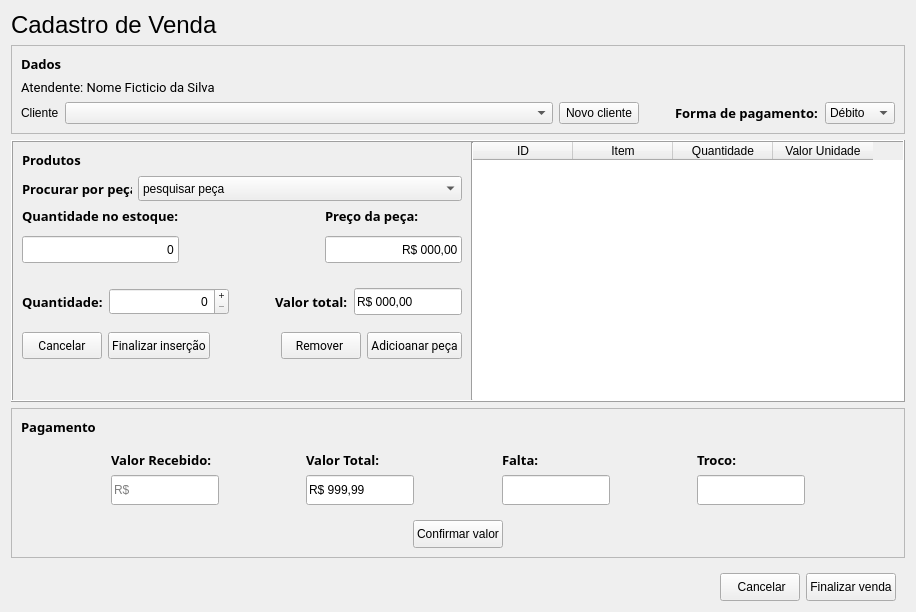
Old version of the form view/sale.ui in the repository PedroGregori/Projeto_Integrador--SENAC_BA-2022.
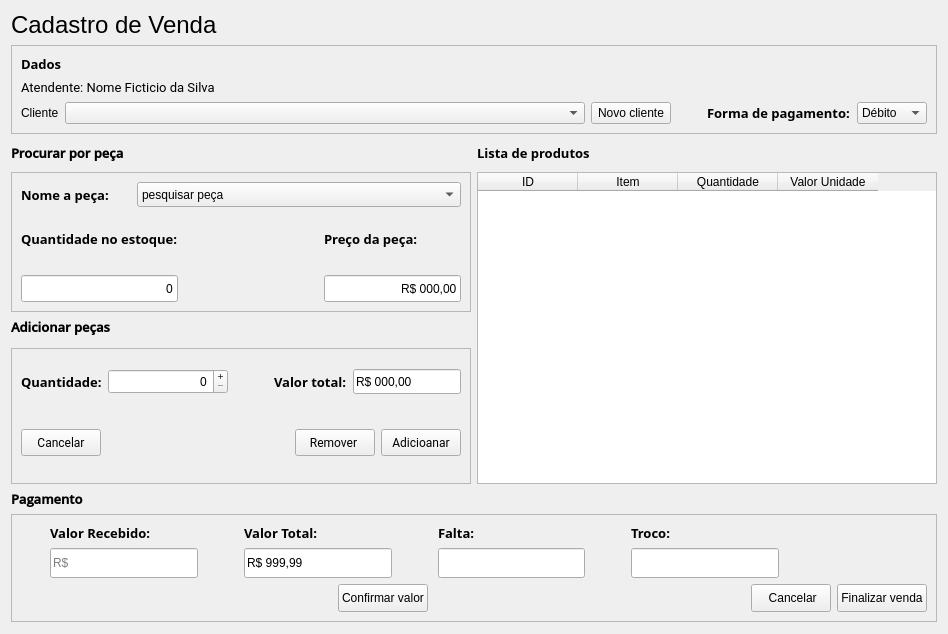
New version of the form.

Patch:
```diff
--- a/view/sale.ui
+++ b/view/sale.ui
@@ -6,14 +6,17 @@
    <rect>
     <x>0</x>
     <y>0</y>
-    <width>916</width>
-    <height>612</height>
+    <width>948</width>
+    <height>634</height>
    </rect>
   </property>
   <property name="windowTitle">
    <string>Form</string>
   </property>
-  <layout class="QVBoxLayout" name="verticalLayout_4">
+  <layout class="QVBoxLayout" name="verticalLayout_15">
+   <property name="bottomMargin">
+    <number>6</number>
+   </property>
    <item>
     <widget class="QLabel" name="title">
      <property name="font">
@@ -180,15 +183,12 @@
    <item>
     <widget class="QFrame" name="frame_products">
      <property name="frameShape">
-      <enum>QFrame::Box</enum>
+      <enum>QFrame::NoFrame</enum>
      </property>
      <property name="frameShadow">
       <enum>QFrame::Raised</enum>
      </property>
-     <layout class="QHBoxLayout" name="horizontalLayout_9">
-      <property name="spacing">
-       <number>0</number>
-      </property>
+     <layout class="QHBoxLayout" name="horizontalLayout_3">
       <property name="leftMargin">
        <number>0</number>
       </property>
@@ -209,83 +209,56 @@
           <height>16777215</height>
          </size>
         </property>
-        <layout class="QVBoxLayout" name="verticalLayout_10">
+        <layout class="QVBoxLayout" name="verticalLayout_11">
+         <property name="spacing">
+          <number>0</number>
+         </property>
+         <property name="leftMargin">
+          <number>0</number>
+         </property>
+         <property name="topMargin">
+          <number>0</number>
+         </property>
+         <property name="rightMargin">
+          <number>0</number>
+         </property>
+         <property name="bottomMargin">
+          <number>0</number>
+         </property>
          <item>
-          <widget class="QLabel" name="products_Label">
-           <property name="minimumSize">
-            <size>
-             <width>0</width>
-             <height>0</height>
-            </size>
+          <layout class="QVBoxLayout" name="searchItem">
+           <property name="spacing">
+            <number>6</number>
            </property>
-           <property name="baseSize">
+           <item>
+            <widget class="QLabel" name="label_2">
+             <property name="maximumSize">
             <size>
-             <width>0</width>
-             <height>0</height>
+               <width>16777215</width>
+               <height>26</height>
             </size>
            </property>
            <property name="font">
             <font>
-             <family>Segoe UI Semilight</family>
+               <family>Open Sans SemiBold</family>
              <pointsize>10</pointsize>
              <weight>75</weight>
              <bold>true</bold>
             </font>
            </property>
-           <property name="lineWidth">
-            <number>0</number>
-           </property>
            <property name="text">
-            <string>Produtos</string>
-           </property>
-           <property name="scaledContents">
-            <bool>false</bool>
-           </property>
-           <property name="alignment">
-            <set>Qt::AlignLeading|Qt::AlignLeft|Qt::AlignTop</set>
-           </property>
-           <property name="indent">
-            <number>-1</number>
+              <string>Procurar por peça</string>
            </property>
           </widget>
          </item>
          <item>
-          <spacer name="verticalSpacer">
-           <property name="orientation">
-            <enum>Qt::Vertical</enum>
-           </property>
-           <property name="sizeType">
-            <enum>QSizePolicy::Expanding</enum>
-           </property>
-           <property name="sizeHint" stdset="0">
-            <size>
-             <width>20</width>
-             <height>18</height>
-            </size>
-           </property>
-          </spacer>
-         </item>
-         <item>
-          <widget class="QFrame" name="frame_findProduct">
+            <widget class="QFrame" name="frame">
            <property name="frameShape">
-            <enum>QFrame::NoFrame</enum>
-           </property>
-           <property name="frameShadow">
-            <enum>QFrame::Raised</enum>
-           </property>
+              <enum>QFrame::StyledPanel</enum>
+             </property>
+             <layout class="QVBoxLayout" name="verticalLayout_6">
+              <item>
            <layout class="QHBoxLayout" name="horizontalLayout">
-            <property name="leftMargin">
-             <number>0</number>
-            </property>
-            <property name="topMargin">
-             <number>0</number>
-            </property>
-            <property name="rightMargin">
-             <number>0</number>
-            </property>
-            <property name="bottomMargin">
-             <number>0</number>
-            </property>
             <item>
              <widget class="QLabel" name="findProduct_Label">
               <property name="maximumSize">
@@ -303,7 +276,7 @@
                </font>
               </property>
               <property name="text">
-               <string>Procurar por peça:</string>
+                   <string>Nome a peça:</string>
               </property>
               <property name="scaledContents">
                <bool>false</bool>
@@ -339,23 +312,6 @@
              </widget>
             </item>
            </layout>
-          </widget>
-         </item>
-         <item>
-          <spacer name="verticalSpacer_4">
-           <property name="orientation">
-            <enum>Qt::Vertical</enum>
-           </property>
-           <property name="sizeType">
-            <enum>QSizePolicy::Expanding</enum>
-           </property>
-           <property name="sizeHint" stdset="0">
-            <size>
-             <width>20</width>
-             <height>18</height>
-            </size>
-           </property>
-          </spacer>
          </item>
          <item>
           <widget class="QFrame" name="frame_productData">
@@ -483,33 +439,57 @@
            </layout>
           </widget>
          </item>
+             </layout>
+            </widget>
+           </item>
+          </layout>
+         </item>
          <item>
-          <spacer name="verticalSpacer_2">
-           <property name="orientation">
-            <enum>Qt::Vertical</enum>
+          <layout class="QVBoxLayout" name="verticalLayout_4">
+           <property name="spacing">
+            <number>6</number>
            </property>
-           <property name="sizeType">
-            <enum>QSizePolicy::Preferred</enum>
-           </property>
-           <property name="sizeHint" stdset="0">
+           <item>
+            <widget class="QLabel" name="label">
+             <property name="maximumSize">
             <size>
-             <width>20</width>
-             <height>18</height>
-            </size>
-           </property>
-          </spacer>
+               <width>16777215</width>
+               <height>30</height>
+              </size>
+             </property>
+             <property name="font">
+              <font>
+               <family>Open Sans SemiBold</family>
+               <pointsize>10</pointsize>
+               <weight>75</weight>
+               <bold>true</bold>
+              </font>
+             </property>
+             <property name="text">
+              <string>Adicionar peças</string>
+             </property>
+            </widget>
          </item>
          <item>
           <widget class="QFrame" name="frame_addProduct">
+             <property name="frameShape">
+              <enum>QFrame::StyledPanel</enum>
+             </property>
            <layout class="QVBoxLayout" name="verticalLayout">
             <property name="spacing">
-             <number>8</number>
+               <number>4</number>
             </property>
             <property name="leftMargin">
-             <number>0</number>
+               <number>9</number>
+              </property>
+              <property name="topMargin">
+               <number>9</number>
             </property>
             <property name="rightMargin">
-             <number>0</number>
+               <number>9</number>
+              </property>
+              <property name="bottomMargin">
+               <number>9</number>
             </property>
             <item>
              <widget class="QFrame" name="frame_value_products">
@@ -517,6 +497,9 @@
                <property name="leftMargin">
                 <number>0</number>
                </property>
+                 <property name="topMargin">
+                  <number>0</number>
+                 </property>
                <property name="rightMargin">
                 <number>0</number>
                </property>
@@ -566,7 +549,7 @@
                    <property name="minimumSize">
                     <size>
                      <width>120</width>
-                     <height>27</height>
+                       <height>25</height>
                     </size>
                    </property>
                    <property name="font">
@@ -605,6 +588,9 @@
                </item>
                <item>
                 <layout class="QHBoxLayout" name="layout_totalValue">
+                   <property name="spacing">
+                    <number>6</number>
+                   </property>
                  <item>
                   <widget class="QLabel" name="totalValue_Label">
                    <property name="font">
@@ -625,7 +611,7 @@
                    <property name="minimumSize">
                     <size>
                      <width>0</width>
-                     <height>27</height>
+                       <height>25</height>
                     </size>
                    </property>
                    <property name="font">
@@ -659,7 +645,7 @@
                 <number>0</number>
                </property>
                <property name="bottomMargin">
-                <number>0</number>
+                  <number>7</number>
                </property>
                <item>
                 <widget class="QPushButton" name="pushButton_5">
@@ -680,25 +666,6 @@
                  </property>
                 </widget>
                </item>
-               <item>
-                <widget class="QPushButton" name="pushButton_6">
-                 <property name="minimumSize">
-                  <size>
-                   <width>0</width>
-                   <height>27</height>
-                  </size>
-                 </property>
-                 <property name="font">
-                  <font>
-                   <family>Roboto</family>
-                   <pointsize>9</pointsize>
-                  </font>
-                 </property>
-                 <property name="text">
-                  <string>Finalizar inserção</string>
-                 </property>
-                </widget>
-               </item>
                <item>
                 <spacer name="horizontalSpacer">
                  <property name="orientation">
@@ -749,7 +716,7 @@
                   </font>
                  </property>
                  <property name="text">
-                  <string>Adicioanar peça</string>
+                    <string>Adicioanar</string>
                  </property>
                 </widget>
                </item>
@@ -759,63 +726,81 @@
            </layout>
           </widget>
          </item>
-         <item>
-          <spacer name="verticalSpacer_3">
-           <property name="orientation">
-            <enum>Qt::Vertical</enum>
-           </property>
-           <property name="sizeType">
-            <enum>QSizePolicy::Expanding</enum>
-           </property>
-           <property name="sizeHint" stdset="0">
-            <size>
-             <width>20</width>
-             <height>40</height>
-            </size>
-           </property>
-          </spacer>
+          </layout>
          </item>
         </layout>
        </widget>
       </item>
       <item>
-       <widget class="Line" name="line">
+       <widget class="QFrame" name="frame_productsList">
+        <property name="frameShape">
+         <enum>QFrame::NoFrame</enum>
+        </property>
+        <layout class="QVBoxLayout" name="verticalLayout_14">
+         <property name="spacing">
+          <number>6</number>
+         </property>
+         <property name="leftMargin">
+          <number>0</number>
+         </property>
+         <property name="topMargin">
+          <number>0</number>
+         </property>
+         <property name="rightMargin">
+          <number>0</number>
+         </property>
+         <property name="bottomMargin">
+          <number>0</number>
+         </property>
+         <item>
+          <widget class="QLabel" name="products_Label">
         <property name="minimumSize">
          <size>
           <width>0</width>
-          <height>0</height>
-         </size>
-        </property>
-        <property name="maximumSize">
-         <size>
-          <width>2</width>
-          <height>16777215</height>
+             <height>26</height>
          </size>
         </property>
         <property name="baseSize">
          <size>
-          <width>1</width>
+             <width>0</width>
           <height>0</height>
          </size>
         </property>
-        <property name="frameShadow">
-         <enum>QFrame::Sunken</enum>
+           <property name="font">
+            <font>
+             <family>Segoe UI Semilight</family>
+             <pointsize>10</pointsize>
+             <weight>75</weight>
+             <bold>true</bold>
+            </font>
         </property>
         <property name="lineWidth">
-         <number>1</number>
-        </property>
-        <property name="midLineWidth">
+            <number>0</number>
+           </property>
+           <property name="text">
+            <string>Lista de produtos</string>
+           </property>
+           <property name="scaledContents">
+            <bool>false</bool>
+           </property>
+           <property name="alignment">
+            <set>Qt::AlignLeading|Qt::AlignLeft|Qt::AlignVCenter</set>
+           </property>
+           <property name="margin">
          <number>0</number>
         </property>
-        <property name="orientation">
-         <enum>Qt::Vertical</enum>
+           <property name="indent">
+            <number>-1</number>
         </property>
        </widget>
       </item>
       <item>
        <widget class="QTableWidget" name="table">
         <property name="frameShape">
-         <enum>QFrame::NoFrame</enum>
+            <enum>QFrame::StyledPanel</enum>
+           </property>
+           <property name="frameShadow">
+            <enum>QFrame::Raised</enum>
         </property>
         <column>
          <property name="text">
@@ -842,20 +827,14 @@
      </layout>
     </widget>
    </item>
-   <item>
-    <widget class="QFrame" name="frame_payment">
-     <property name="frameShape">
-      <enum>QFrame::StyledPanel</enum>
-     </property>
-     <property name="frameShadow">
-      <enum>QFrame::Raised</enum>
-     </property>
-     <layout class="QVBoxLayout" name="verticalLayout_9">
+     </layout>
+    </widget>
+   </item>
       <item>
        <widget class="QLabel" name="label_17">
         <property name="font">
          <font>
-          <family>Segoe UI Semilight</family>
+       <family>Open Sans SemiBold</family>
           <pointsize>10</pointsize>
           <weight>75</weight>
           <bold>true</bold>
@@ -867,16 +846,46 @@
        </widget>
       </item>
       <item>
+    <widget class="QFrame" name="frame_payment">
+     <property name="frameShape">
+      <enum>QFrame::StyledPanel</enum>
+     </property>
+     <property name="frameShadow">
+      <enum>QFrame::Raised</enum>
+     </property>
+     <layout class="QVBoxLayout" name="verticalLayout_9">
+      <property name="topMargin">
+       <number>9</number>
+      </property>
+      <property name="bottomMargin">
+       <number>9</number>
+      </property>
+      <item>
        <widget class="QFrame" name="frame_paymentData">
         <layout class="QHBoxLayout" name="horizontalLayout_4">
+         <property name="leftMargin">
+          <number>0</number>
+         </property>
+         <property name="topMargin">
+          <number>0</number>
+         </property>
+         <property name="rightMargin">
+          <number>0</number>
+         </property>
+         <property name="bottomMargin">
+          <number>0</number>
+         </property>
          <item>
           <spacer name="horizontalSpacer_12">
            <property name="orientation">
             <enum>Qt::Horizontal</enum>
            </property>
+           <property name="sizeType">
+            <enum>QSizePolicy::Preferred</enum>
+           </property>
            <property name="sizeHint" stdset="0">
             <size>
-             <width>40</width>
+             <width>29</width>
              <height>20</height>
             </size>
            </property>
@@ -924,6 +933,9 @@
            <property name="orientation">
             <enum>Qt::Horizontal</enum>
            </property>
+           <property name="sizeType">
+            <enum>QSizePolicy::Preferred</enum>
+           </property>
            <property name="sizeHint" stdset="0">
             <size>
              <width>40</width>
@@ -977,6 +989,9 @@
            <property name="orientation">
             <enum>Qt::Horizontal</enum>
            </property>
+           <property name="sizeType">
+            <enum>QSizePolicy::Preferred</enum>
+           </property>
            <property name="sizeHint" stdset="0">
             <size>
              <width>40</width>
@@ -1019,6 +1034,9 @@
            <property name="orientation">
             <enum>Qt::Horizontal</enum>
            </property>
+           <property name="sizeType">
+            <enum>QSizePolicy::Preferred</enum>
+           </property>
            <property name="sizeHint" stdset="0">
             <size>
              <width>40</width>
@@ -1113,30 +1131,6 @@
           </property>
          </spacer>
         </item>
-       </layout>
-      </item>
-     </layout>
-    </widget>
-   </item>
-   <item>
-    <widget class="QFrame" name="frame_finishButtons">
-     <layout class="QHBoxLayout" name="horizontalLayout_12">
-      <property name="bottomMargin">
-       <number>0</number>
-      </property>
-      <item>
-       <spacer name="horizontalSpacer_5">
-        <property name="orientation">
-         <enum>Qt::Horizontal</enum>
-        </property>
-        <property name="sizeHint" stdset="0">
-         <size>
-          <width>40</width>
-          <height>20</height>
-         </size>
-        </property>
-       </spacer>
-      </item>
       <item>
        <widget class="QPushButton" name="pushButton_2">
         <property name="minimumSize">
@@ -1163,6 +1157,20 @@
         </property>
        </widget>
       </item>
+       </layout>
+      </item>
+     </layout>
+    </widget>
+   </item>
+   <item>
+    <widget class="QFrame" name="frame_finishButtons">
+     <layout class="QHBoxLayout" name="horizontalLayout_12">
+      <property name="topMargin">
+       <number>0</number>
+      </property>
+      <property name="bottomMargin">
+       <number>0</number>
+      </property>
      </layout>
     </widget>
    </item>
```
Lines whose indentation alone changed are shown as unchanged.
